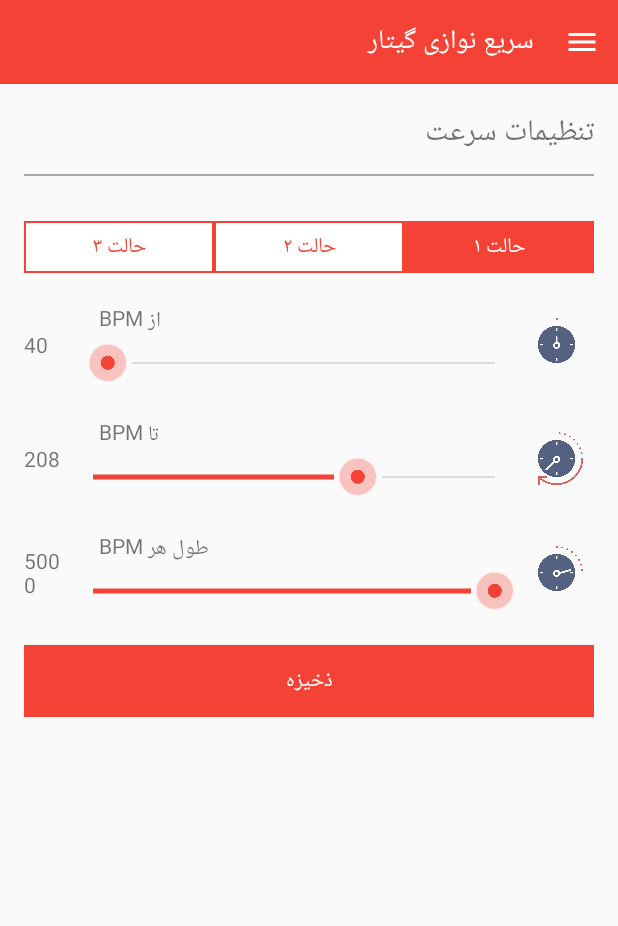
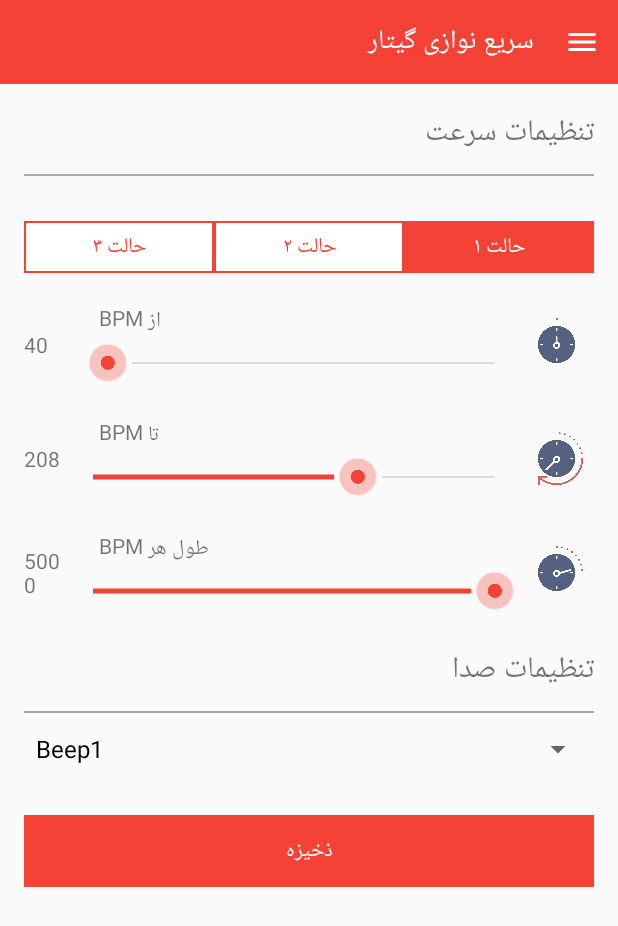
Before and after one commit to tavousiali/GuitarSpeedTrainer, an Android app: the SettingActivity screen opened directly, with no data from a screen before it, on a phone screen of 412 x 824 dp. Shown: the top 926 px of the screen. Run offline under Robolectric (Android 15) with nearby library versions, the phone set to English and light mode, and no system bars.

Commit message:
تکمیل تنظیمات

```diff
--- a/app/src/main/java/com/example/atavoosi/guitarspeedtrainer/SettingActivity.java
+++ b/app/src/main/java/com/example/atavoosi/guitarspeedtrainer/SettingActivity.java
@@ -12,10 +12,12 @@ import android.support.v7.widget.Toolbar;
 import android.view.Menu;
 import android.view.MenuItem;
 import android.view.View;
+import android.widget.ArrayAdapter;
 import android.widget.Button;
 import android.widget.RadioButton;
 import android.widget.RadioGroup;
 import android.widget.SeekBar;
+import android.widget.Spinner;
 import android.widget.TextView;
 import android.widget.Toast;
 
@@ -165,6 +167,11 @@ public class SettingActivity extends AppCompatActivity
                 }
             }
         });
+
+        Spinner dropdown = (Spinner)findViewById(R.id.spnBeepSound);
+        String[] items = new String[]{"Beep1", "Beep2", "Beep3"};
+        ArrayAdapter<String> adapter = new ArrayAdapter<String>(this, android.R.layout.simple_spinner_dropdown_item, items);
+        dropdown.setAdapter(adapter);
     }
 
     @Override
--- a/app/src/main/res/layout/content_setting.xml
+++ b/app/src/main/res/layout/content_setting.xml
@@ -231,6 +231,35 @@
 
     </LinearLayout>
 
+    <LinearLayout
+        android:layout_marginTop="20dp"
+        android:layout_width="wrap_content"
+        android:layout_height="match_parent"
+        android:orientation="vertical">
+
+        <TextView
+            android:layout_width="match_parent"
+            android:layout_height="wrap_content"
+            android:text="@string/BeepSound"
+            android:textSize="20sp" />
+
+        <View
+            android:layout_width="match_parent"
+            android:layout_height="1dp"
+            android:layout_marginTop="10dp"
+            android:background="@android:color/darker_gray" />
+    </LinearLayout>
+
+    <LinearLayout
+        android:layout_width="match_parent"
+        android:layout_height="wrap_content">
+
+        <Spinner
+            android:id="@+id/spnBeepSound"
+            android:layout_width="match_parent"
+            android:layout_height="wrap_content" />
+    </LinearLayout>
+
     <Button
         android:id="@+id/btnSave"
         android:layout_width="match_parent"
--- a/app/src/main/res/values/strings.xml
+++ b/app/src/main/res/values/strings.xml
@@ -25,4 +25,5 @@
     <string name="FromBpm"> BPM از</string>
     <string name="ToBpm"> BPM تا</string>
     <string name="ChangeTime">طول هر BPM</string>
+    <string name="BeepSound">تنظیمات صدا</string>
 </resources>
```
